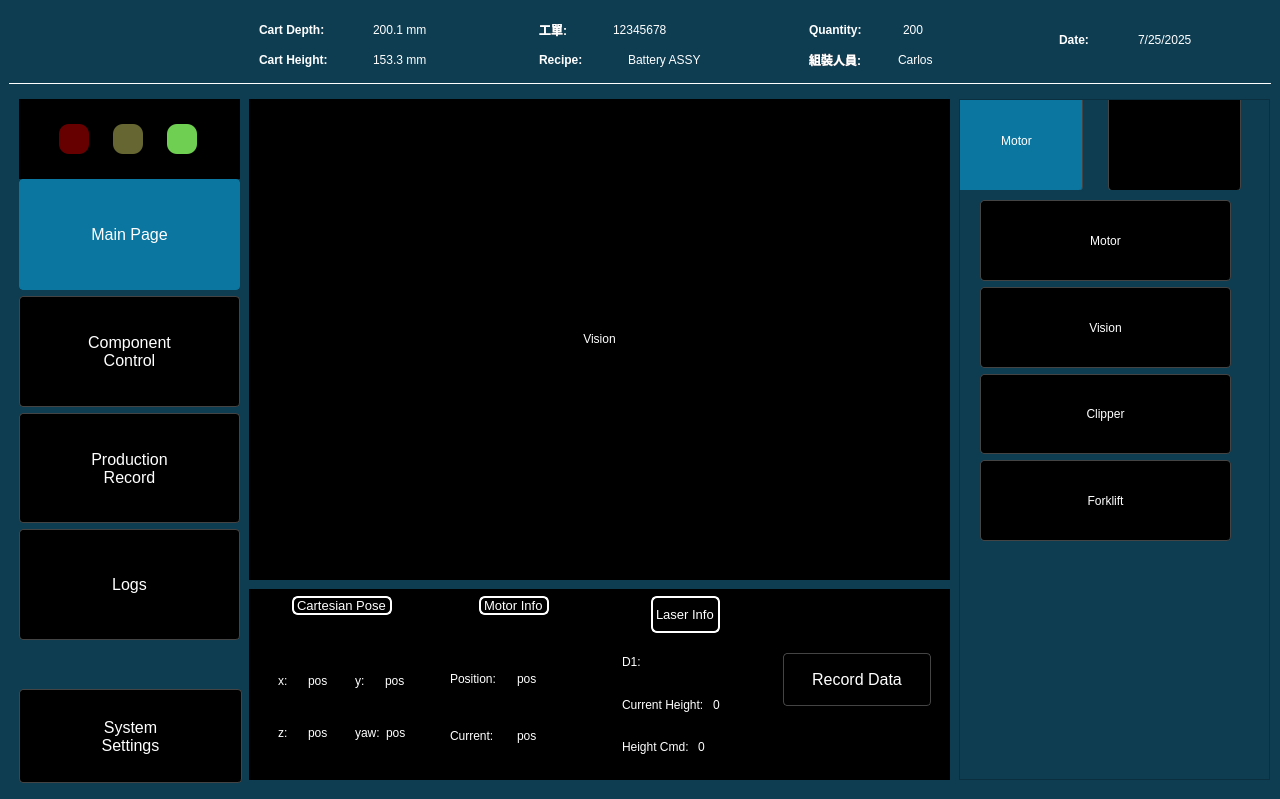
Before: the Qt Designer form ros2_ws/src/ui_app/ui_app/ui_magic_cube.ui in SpencerSedano/cas-mc, drawn with Qt 5.
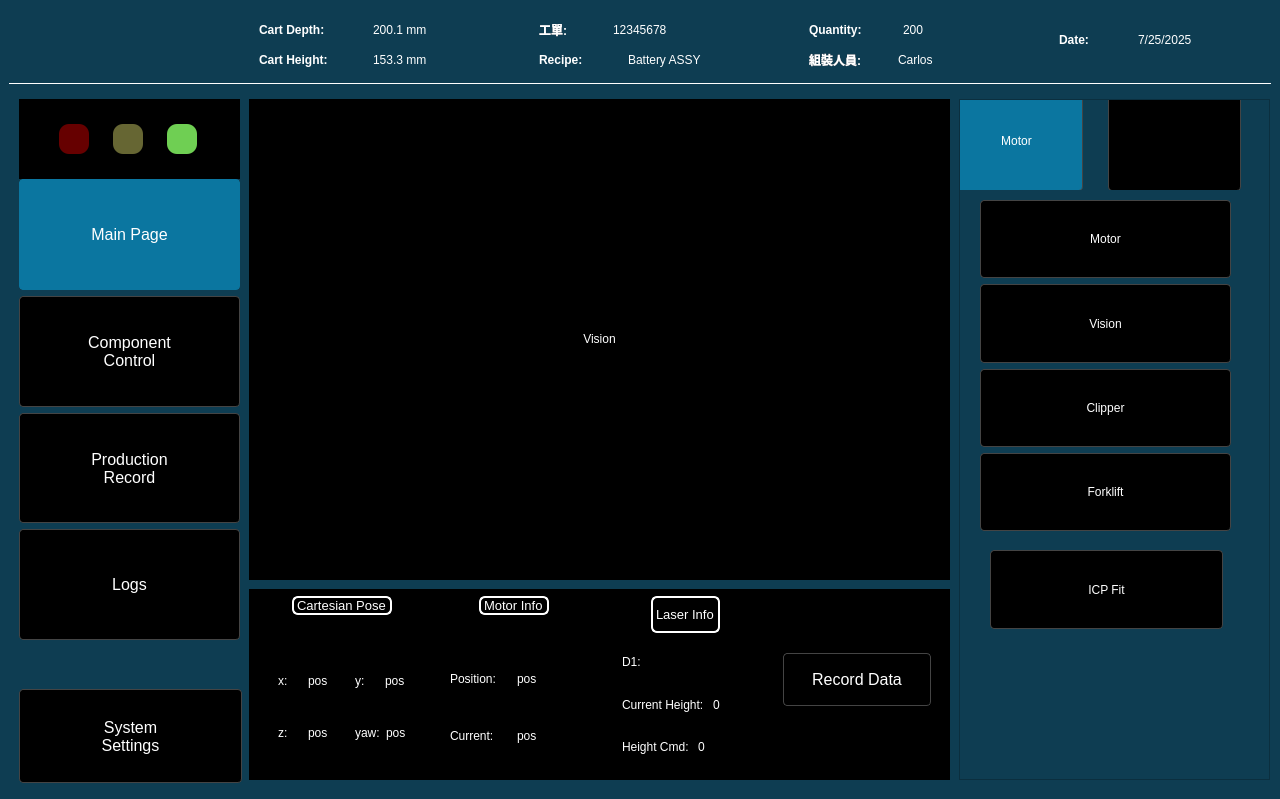
After: the same form once the commit is applied. The open tabs and pages were chosen to show the change. Icons and pictures are not drawn.

Commit message: add buttons screw lshape and icpfit

```diff
--- a/ros2_ws/src/ui_app/ui_app/ui_magic_cube.ui
+++ b/ros2_ws/src/ui_app/ui_app/ui_magic_cube.ui
@@ -2636,24 +2636,11 @@
             </widget>
            </widget>
            <widget class="QWidget" name="VisionPage">
-            <widget class="QLabel" name="label_5">
-             <property name="geometry">
-              <rect>
-               <x>120</x>
-               <y>270</y>
-               <width>67</width>
-               <height>17</height>
-              </rect>
-             </property>
-             <property name="text">
-              <string>Viison Page</string>
-             </property>
-            </widget>
             <widget class="QPushButton" name="VisionOne">
              <property name="geometry">
               <rect>
                <x>40</x>
-               <y>20</y>
+               <y>150</y>
                <width>233</width>
                <height>79</height>
               </rect>
@@ -2668,14 +2655,20 @@
               <string notr="true"/>
              </property>
              <property name="text">
-              <string>1</string>
+              <string>Screw</string>
              </property>
+             <property name="checkable">
+              <bool>true</bool>
+             </property>
+             <attribute name="buttonGroup">
+              <string notr="true">dete</string>
+             </attribute>
             </widget>
             <widget class="QPushButton" name="VisionTwo">
              <property name="geometry">
               <rect>
                <x>40</x>
-               <y>100</y>
+               <y>260</y>
                <width>233</width>
                <height>79</height>
               </rect>
@@ -2690,14 +2683,20 @@
               <string notr="true"/>
              </property>
              <property name="text">
-              <string>2</string>
+              <string>LShape</string>
              </property>
+             <property name="checkable">
+              <bool>true</bool>
+             </property>
+             <attribute name="buttonGroup">
+              <string notr="true">dete</string>
+             </attribute>
             </widget>
             <widget class="QPushButton" name="VisionThree">
              <property name="geometry">
               <rect>
                <x>40</x>
-               <y>180</y>
+               <y>360</y>
                <width>233</width>
                <height>79</height>
               </rect>
@@ -2712,8 +2711,14 @@
               <string notr="true"/>
              </property>
              <property name="text">
-              <string>3</string>
+              <string>ICP Fit</string>
              </property>
+             <property name="checkable">
+              <bool>true</bool>
+             </property>
+             <attribute name="buttonGroup">
+              <string notr="true">dete</string>
+             </attribute>
             </widget>
            </widget>
            <widget class="QWidget" name="ClipperPage">
@@ -3013,7 +3018,7 @@
              <x>20</x>
              <y>100</y>
              <width>251</width>
-             <height>341</height>
+             <height>331</height>
             </rect>
            </property>
            <property name="sizePolicy">
```
Left out of the diff: 9 changed lines with no effect on the pictures. The commit also changes 2 other files.
